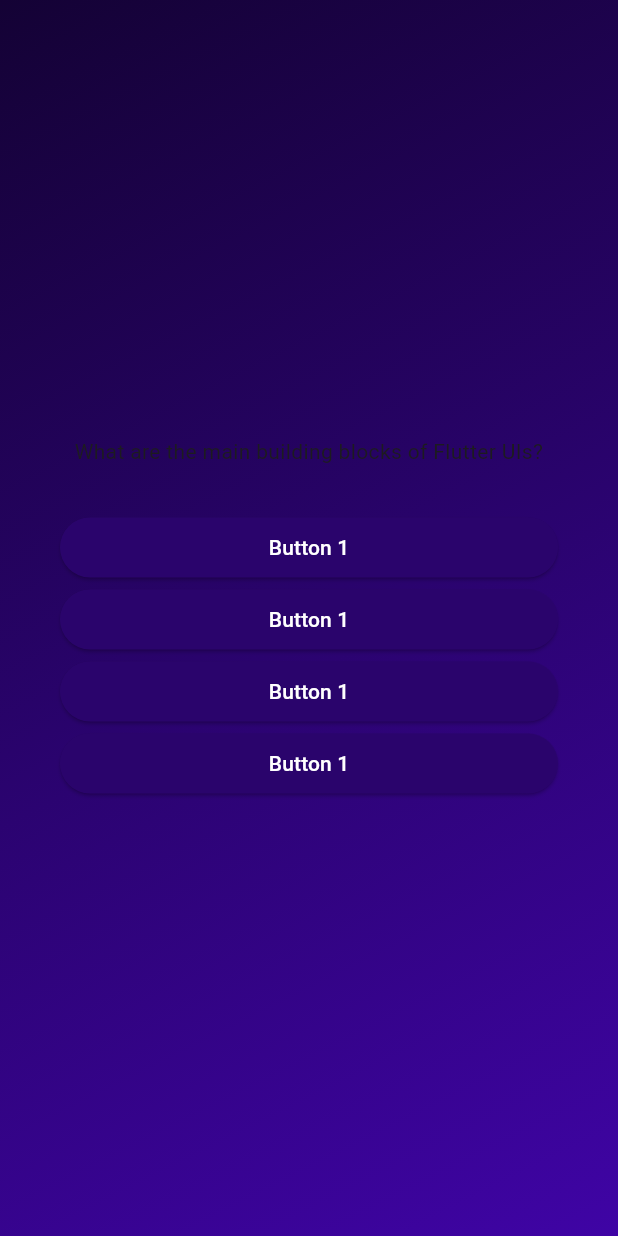
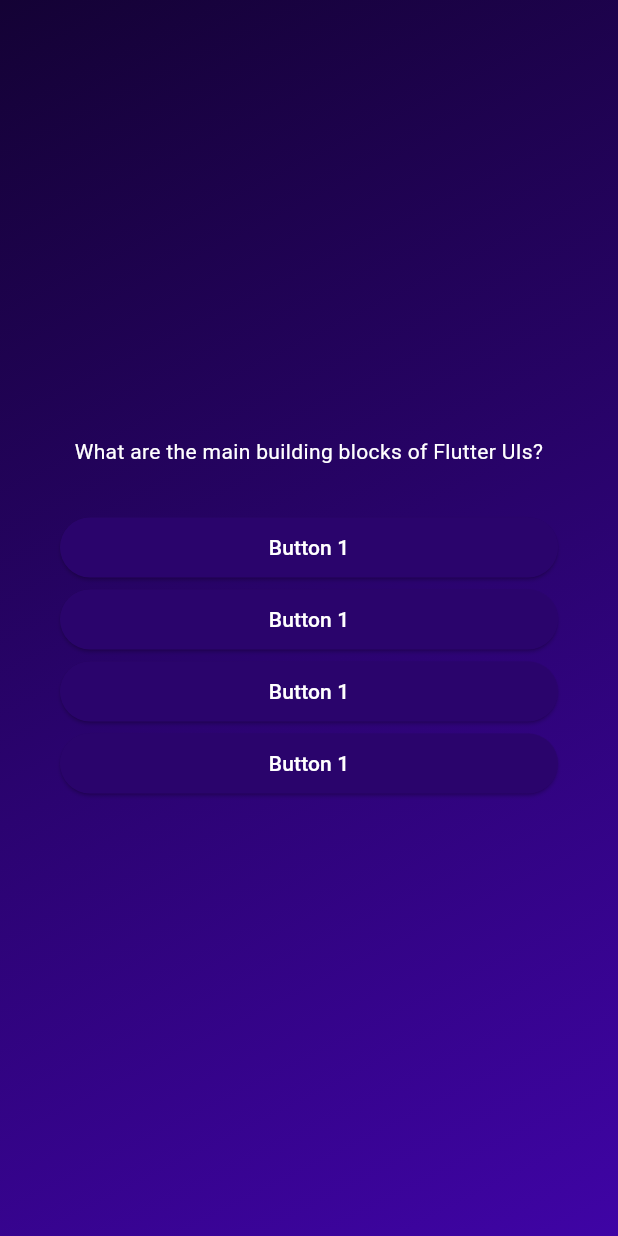
Before and after one commit to pulpetto/Quiz-App, a Flutter app: the screen it shows after launch, after a tap on "Start Quiz", on a phone screen of 412 x 824 dp. Run offline on Flutter 3.47's test engine with Material 3 defaults, Android fonts, the phone set to English and light mode, and no system bars.

Commit message:
question changing logic

```diff
--- a/lib/questions_screen.dart
+++ b/lib/questions_screen.dart
@@ -10,9 +10,17 @@ class QuestionsScreen extends StatefulWidget {
 }
 
 class _QuestionsScreenState extends State<QuestionsScreen> {
+  var currentQuestionIndex = 0;
+
+  void answerQuestion() {
+    setState(() {
+      currentQuestionIndex++;
+    });
+  }
+
   @override
   Widget build(BuildContext context) {
-    final currentQuestion = questions[0];
+    final currentQuestion = questions[currentQuestionIndex];
 
     return SizedBox(
       width: double.infinity,
@@ -22,10 +30,17 @@ class _QuestionsScreenState extends State<QuestionsScreen> {
           mainAxisAlignment: MainAxisAlignment.center,
           crossAxisAlignment: CrossAxisAlignment.stretch,
           children: [
-            Text(currentQuestion.text, textAlign: TextAlign.center),
+            Text(
+              currentQuestion.text,
+              textAlign: TextAlign.center,
+              style: TextStyle(color: Colors.white),
+            ),
             SizedBox(height: 30),
             ...currentQuestion.getShuffledAnswers().map((answer) {
-              return AnswerButton(answerText: 'Button 1', onTap: () {});
+              return AnswerButton(
+                answerText: 'Button 1',
+                onTap: answerQuestion,
+              );
             }),
           ],
         ),
```
